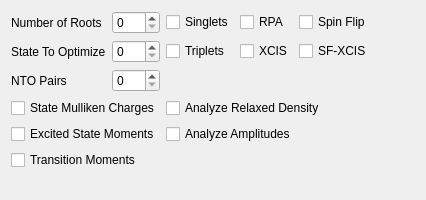
First picture: the form in src/Qui/CisTab.ui, repository nutjunkie/IQmol, before the edit.
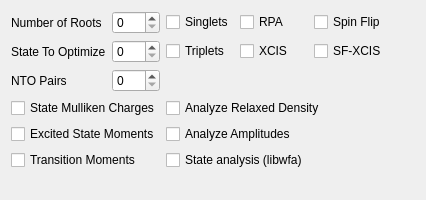
Second picture: the form after the edit.

Commit message: add checkboxes for libwfa for CIS, ADC, EOM-CC

```diff
--- a/src/Qui/CisTab.ui
+++ b/src/Qui/CisTab.ui
@@ -70,6 +70,13 @@
        </property>
       </widget>
      </item>
+     <item row="5" column="2" colspan="2">
+      <widget class="QCheckBox" name="state_analysis">
+       <property name="text">
+        <string>State analysis (libwfa)</string>
+       </property>
+      </widget>
+     </item>
      <item row="1" column="4">
       <widget class="QCheckBox" name="spin_flip_xcis">
        <property name="text">
```
The commit also changes 3 other files.
